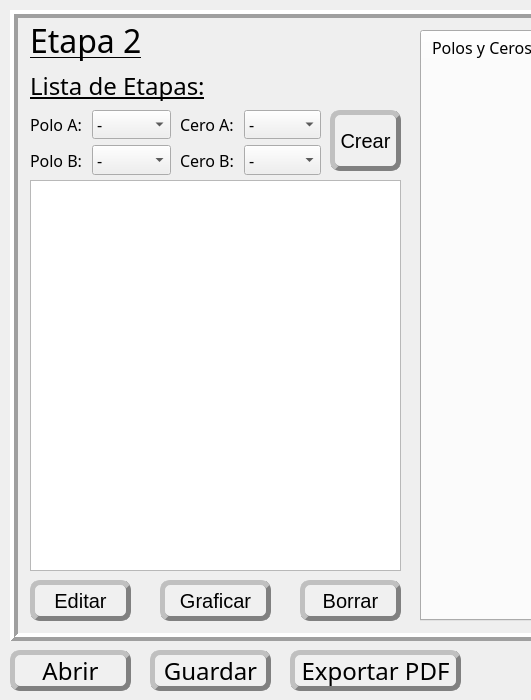
The window that designer/mainwindow.ui (mbergerman/FilterTool) describes before a commit, drawn with Qt 5; both pictures show x 0 to 531 and y 0 to 700 of the 1290 by 700 pixel window.
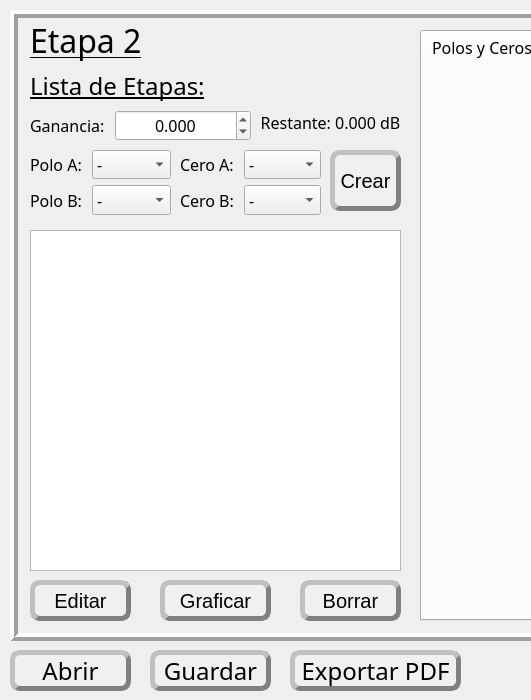
The same window after the commit. The open tabs and pages were chosen to show the change. Icons and pictures are not drawn.

Commit message: Creo que ya está lista la parte de repartir la ganancia

```diff
--- a/designer/mainwindow.ui
+++ b/designer/mainwindow.ui
@@ -1238,9 +1238,9 @@
        <property name="geometry">
         <rect>
          <x>10</x>
-         <y>160</y>
+         <y>210</y>
          <width>371</width>
-         <height>391</height>
+         <height>341</height>
         </rect>
        </property>
        <property name="font">
@@ -1295,7 +1295,7 @@
        <property name="geometry">
         <rect>
          <x>310</x>
-         <y>90</y>
+         <y>130</y>
          <width>71</width>
          <height>61</height>
         </rect>
@@ -1359,7 +1359,7 @@
        <property name="geometry">
         <rect>
          <x>10</x>
-         <y>90</y>
+         <y>130</y>
          <width>141</width>
          <height>65</height>
         </rect>
@@ -1418,7 +1418,7 @@
        <property name="geometry">
         <rect>
          <x>160</x>
-         <y>90</y>
+         <y>130</y>
          <width>141</width>
          <height>65</height>
         </rect>
@@ -1606,6 +1606,85 @@
         <string>Graficar</string>
        </property>
       </widget>
+      <widget class="QWidget" name="formLayoutWidget_5">
+       <property name="geometry">
+        <rect>
+         <x>10</x>
+         <y>90</y>
+         <width>221</width>
+         <height>31</height>
+        </rect>
+       </property>
+       <layout class="QFormLayout" name="formLayout_5">
+        <property name="horizontalSpacing">
+         <number>10</number>
+        </property>
+        <item row="0" column="0">
+         <widget class="QLabel" name="label_gain">
+          <property name="font">
+           <font>
+            <family>Rockwell</family>
+            <pointsize>12</pointsize>
+           </font>
+          </property>
+          <property name="text">
+           <string>Ganancia:</string>
+          </property>
+         </widget>
+        </item>
+        <item row="0" column="1">
+         <widget class="QDoubleSpinBox" name="spin_gain">
+          <property name="font">
+           <font>
+            <family>Rockwell</family>
+            <pointsize>12</pointsize>
+           </font>
+          </property>
+          <property name="alignment">
+           <set>Qt::AlignCenter</set>
+          </property>
+          <property name="decimals">
+           <number>3</number>
+          </property>
+          <property name="minimum">
+           <double>-300.000000000000000</double>
+          </property>
+          <property name="maximum">
+           <double>300.000000000000000</double>
+          </property>
+          <property name="stepType">
+           <enum>QAbstractSpinBox::DefaultStepType</enum>
+          </property>
+          <property name="value">
+           <double>0.000000000000000</double>
+          </property>
+         </widget>
+        </item>
+       </layout>
+      </widget>
+      <widget class="QLabel" name="label_gain_total">
+       <property name="geometry">
+        <rect>
+         <x>240</x>
+         <y>92</y>
+         <width>141</width>
+         <height>20</height>
+        </rect>
+       </property>
+       <property name="font">
+        <font>
+         <family>Rockwell</family>
+         <pointsize>12</pointsize>
+         <underline>false</underline>
+        </font>
+       </property>
+       <property name="text">
+        <string>Restante: 0.000 dB</string>
+       </property>
+       <property name="alignment">
+        <set>Qt::AlignCenter</set>
+       </property>
+      </widget>
      </widget>
     </widget>
    </widget>
```
Left out of the diff: 81 changed lines with no effect on the pictures. The commit also changes 6 other files.
